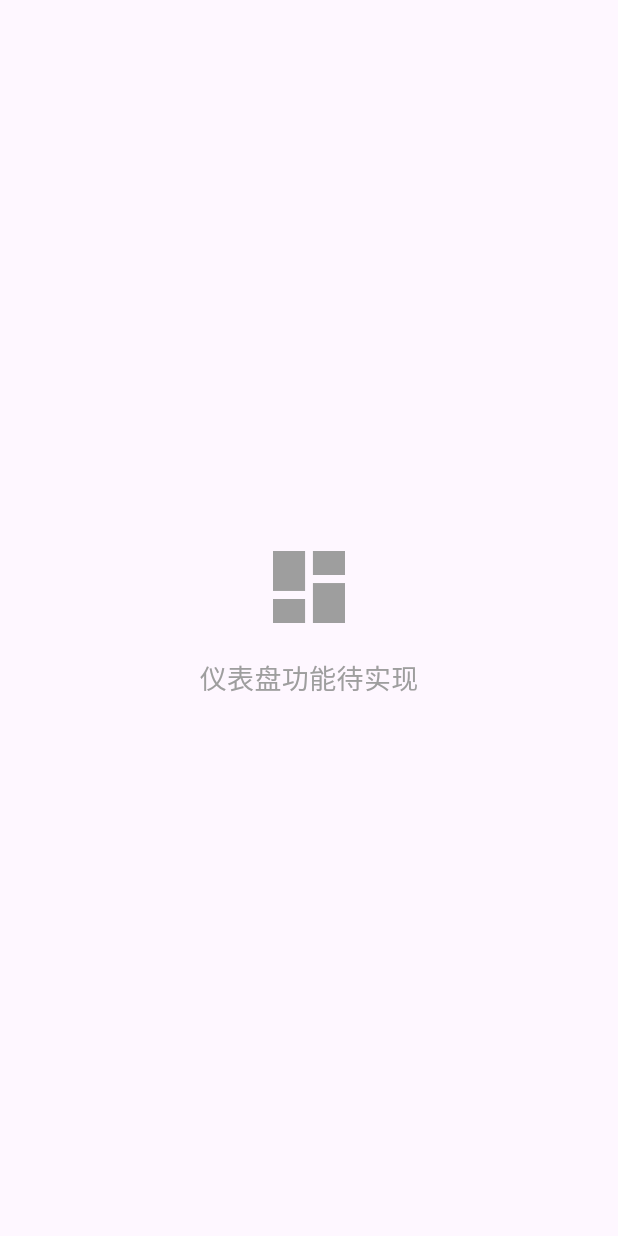
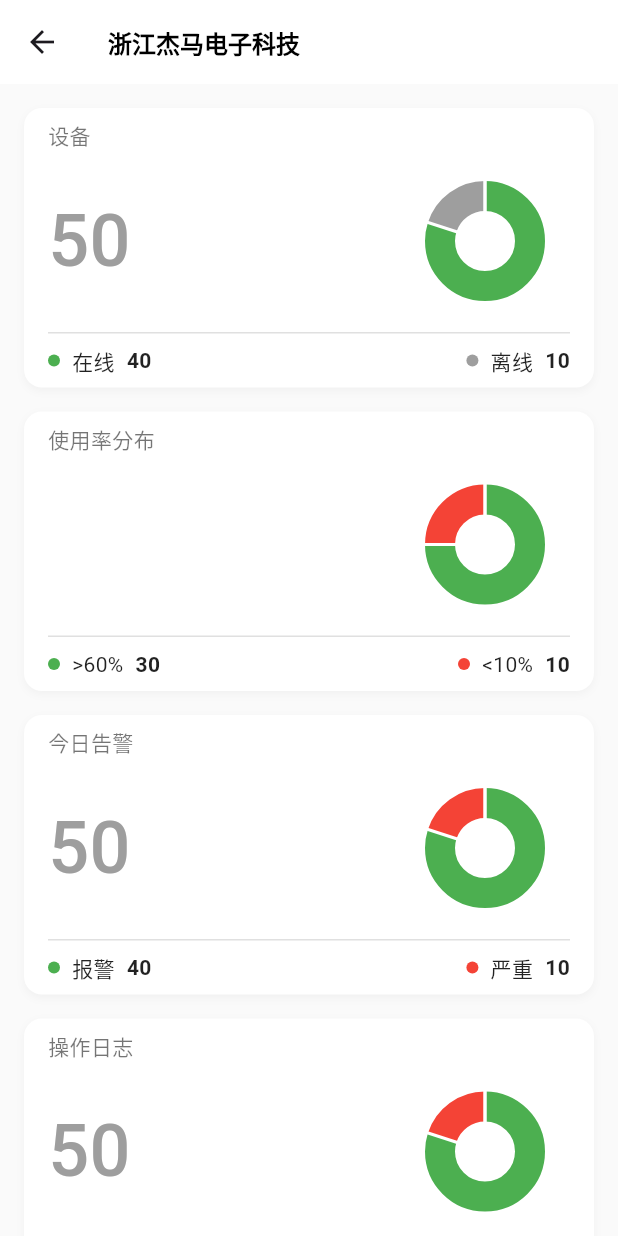
Before and after one commit to allenwoode/device-app, a Flutter app: the DashboardPage screen opened directly, on a phone screen of 412 x 824 dp. Run offline on Flutter 3.47's test engine with Material 3 defaults, Android fonts, the phone set to English and light mode, and no system bars; drawn by our look-alikes of fl_chart; our stand-ins replace shared_preferences; accounts and stored records are empty.

Commit message:
feat: dashboard page

```diff
--- a/lib/views/dashboard_page.dart
+++ b/lib/views/dashboard_page.dart
@@ -1,4 +1,5 @@
 import 'package:flutter/material.dart';
+import '../widgets/dashboard_card.dart';
 
 class DashboardPage extends StatefulWidget {
   const DashboardPage({super.key});
@@ -8,26 +9,102 @@ class DashboardPage extends StatefulWidget {
 }
 
 class _DashboardPageState extends State<DashboardPage> {
+  //bool _isRefreshing = false;
+  bool _shouldAnimateCards = true;
+
+  Future<void> _onRefresh() async {
+    setState(() {
+      //_isRefreshing = true;
+      _shouldAnimateCards = false;
+    });
+
+    await Future.delayed(const Duration(milliseconds: 500));
+
+    setState(() {
+      _shouldAnimateCards = true;
+    });
+
+    await Future.delayed(const Duration(milliseconds: 1500));
+
+    // setState(() {
+    //   _isRefreshing = false;
+    // });
+  }
+
   @override
   Widget build(BuildContext context) {
-    return const Center(
-      child: Column(
-        mainAxisAlignment: MainAxisAlignment.center,
-        children: [
-          Icon(
-            Icons.dashboard,
-            size: 64,
-            color: Colors.grey,
+    return Scaffold(
+      backgroundColor: Colors.grey[50],
+      appBar: AppBar(
+        backgroundColor: Colors.white,
+        elevation: 0,
+        title: const Text(
+          '浙江杰马电子科技',
+          style: TextStyle(
+            color: Colors.black,
+            fontSize: 16,
+            fontWeight: FontWeight.w600,
           ),
-          SizedBox(height: 16),
-          Text(
-            '仪表盘功能待实现',
-            style: TextStyle(
-              fontSize: 18,
-              color: Colors.grey,
-            ),
+        ),
+        centerTitle: false,
+      ),
+      body: RefreshIndicator(
+        onRefresh: _onRefresh,
+        child: SingleChildScrollView(
+          physics: const AlwaysScrollableScrollPhysics(),
+          padding: const EdgeInsets.all(16),
+          child: Column(
+            children: [
+              DashboardCard(
+                title: '设备',
+                total: 50,
+                primaryLabel: '在线',
+                primaryValue: 40,
+                primaryColor: Colors.green,
+                secondaryLabel: '离线',
+                secondaryValue: 10,
+                secondaryColor: Colors.grey,
+                shouldAnimate: _shouldAnimateCards,
+              ),
+              const SizedBox(height: 16),
+              DashboardCard(
+                title: '使用率分布',
+                total: null,
+                primaryLabel: '>60%',
+                primaryValue: 30,
+                primaryColor: Colors.green,
+                secondaryLabel: '<10%',
+                secondaryValue: 10,
+                secondaryColor: Colors.red,
+                shouldAnimate: _shouldAnimateCards,
+              ),
+              const SizedBox(height: 16),
+              DashboardCard(
+                title: '今日告警',
+                total: 50,
+                primaryLabel: '报警',
+                primaryValue: 40,
+                primaryColor: Colors.green,
+                secondaryLabel: '严重',
+                secondaryValue: 10,
+                secondaryColor: Colors.red,
+                shouldAnimate: _shouldAnimateCards,
+              ),
+              const SizedBox(height: 16),
+              DashboardCard(
+                title: '操作日志',
+                total: 50,
+                primaryLabel: '设备上报',
+                primaryValue: 40,
+                primaryColor: Colors.green,
+                secondaryLabel: '平台下发',
+                secondaryValue: 10,
+                secondaryColor: Colors.red,
+                shouldAnimate: _shouldAnimateCards,
+              ),
+            ],
           ),
-        ],
+        ),
       ),
     );
   }
--- /dev/null
+++ b/lib/widgets/dashboard_card.dart
@@ -0,0 +1,259 @@
+import 'package:flutter/material.dart';
+import 'package:fl_chart/fl_chart.dart';
+import 'package:device/config/app_colors.dart';
+
+class DashboardCard extends StatefulWidget {
+  final String title;
+  final int? total;
+  final String primaryLabel;
+  final int primaryValue;
+  final Color primaryColor;
+  final String secondaryLabel;
+  final int secondaryValue;
+  final Color secondaryColor;
+  final bool shouldAnimate;
+
+  const DashboardCard({
+    super.key,
+    required this.title,
+    required this.total,
+    required this.primaryLabel,
+    required this.primaryValue,
+    required this.primaryColor,
+    required this.secondaryLabel,
+    required this.secondaryValue,
+    required this.secondaryColor,
+    this.shouldAnimate = true,
+  });
+
+  @override
+  State<DashboardCard> createState() => _DashboardCardState();
+}
+
+class _DashboardCardState extends State<DashboardCard>
+    with TickerProviderStateMixin {
+  late AnimationController _animationController;
+  late Animation<double> _animation;
+
+  @override
+  void initState() {
+    super.initState();
+    _animationController = AnimationController(
+      duration: const Duration(milliseconds: 1000),
+      vsync: this,
+    );
+    _animation = Tween<double>(
+      begin: 0.0,
+      end: 1.0,
+    ).animate(CurvedAnimation(
+      parent: _animationController,
+      curve: Curves.easeInOut,
+    ));
+
+    if (widget.shouldAnimate) {
+      _animationController.forward();
+    } else {
+      _animationController.value = 1.0;
+    }
+  }
+
+  @override
+  void didUpdateWidget(DashboardCard oldWidget) {
+    super.didUpdateWidget(oldWidget);
+    if (widget.shouldAnimate && !oldWidget.shouldAnimate) {
+      _animationController.reset();
+      _animationController.forward();
+    } else if (!widget.shouldAnimate && oldWidget.shouldAnimate) {
+      _animationController.value = 1.0;
+    }
+  }
+
+  @override
+  void dispose() {
+    _animationController.dispose();
+    super.dispose();
+  }
+
+  @override
+  Widget build(BuildContext context) {
+    return Container(
+      padding: const EdgeInsets.only(left: 16, top: 8, right: 16, bottom: 8),
+      decoration: BoxDecoration(
+        color: Colors.white,
+        borderRadius: BorderRadius.circular(12),
+        boxShadow: [
+          BoxShadow(
+            color: Colors.grey.withOpacity(0.1),
+            spreadRadius: 0,
+            blurRadius: 4,
+            offset: const Offset(0, 2),
+          ),
+        ],
+      ),
+      child: Column(
+        crossAxisAlignment: CrossAxisAlignment.start,
+        children: [
+          Text(
+            widget.title,
+            style: const TextStyle(
+              fontSize: 14,
+              color: Colors.black54,
+              fontWeight: FontWeight.w500,
+            ),
+          ),
+          const SizedBox(height: 4),
+          Row(
+            children: [
+              Expanded(
+                flex: 2,
+                child: Column(
+                  crossAxisAlignment: CrossAxisAlignment.start,
+                  children: [
+                    if (widget.total != null) ...[
+                      Text(
+                        '${widget.total}',
+                        style: TextStyle(
+                          fontSize: 48,
+                          fontWeight: FontWeight.w500,
+                          color: Colors.grey,
+                        ),
+                      ),
+                    ],
+                  ],
+                ),
+              ),
+              const SizedBox(width: 8),
+              Expanded(
+                flex: 1,
+                child: _buildCircularChart(),
+              ),
+            ],
+          ),
+          const SizedBox(height: 4),
+          Container(
+            width: double.infinity,
+            height: 1,
+            color: Colors.grey[300],
+          ),
+          const SizedBox(height: 8),
+          Row(
+            mainAxisAlignment: MainAxisAlignment.spaceBetween,
+            children: [
+              Row(
+                children: [
+                  Container(
+                    width: 8,
+                    height: 8,
+                    decoration: BoxDecoration(
+                      shape: BoxShape.circle,
+                      color: widget.primaryColor,
+                    ),
+                  ),
+                  const SizedBox(width: 8),
+                  Text(
+                    widget.primaryLabel,
+                    style: const TextStyle(
+                      fontSize: 14,
+                      color: Colors.black87,
+                    ),
+                  ),
+                  const SizedBox(width: 8),
+                  Text(
+                    '${widget.primaryValue}',
+                    style: const TextStyle(
+                      fontSize: 14,
+                      fontWeight: FontWeight.w600,
+                      color: Colors.black87,
+                    ),
+                  ),
+                ],
+              ),
+              Row(
+                children: [
+                  Container(
+                    width: 8,
+                    height: 8,
+                    decoration: BoxDecoration(
+                      shape: BoxShape.circle,
+                      color: widget.secondaryColor,
+                    ),
+                  ),
+                  const SizedBox(width: 8),
+                  Text(
+                    widget.secondaryLabel,
+                    style: const TextStyle(
+                      fontSize: 14,
+                      color: Colors.black87,
+                    ),
+                  ),
+                  const SizedBox(width: 8),
+                  Text(
+                    '${widget.secondaryValue}',
+                    style: const TextStyle(
+                      fontSize: 14,
+                      fontWeight: FontWeight.w600,
+                      color: Colors.black87,
+                    ),
+                  ),
+                ],
+              ),
+            ],
+          ),
+        ],
+      ),
+    );
+  }
+
+  Widget _buildCircularChart() {
+    final total = widget.primaryValue + widget.secondaryValue;
+
+    return AnimatedBuilder(
+      animation: _animation,
+      builder: (context, child) {
+        return Transform.rotate(
+          angle: (1.0 - _animation.value) * 2 * 3.14159,
+          child: Opacity(
+            opacity: _animation.value,
+            child: AspectRatio(
+              aspectRatio: 1.0,
+              child: PieChart(
+                  PieChartData(
+                    sectionsSpace: 2,
+                    centerSpaceRadius: 20,
+                    startDegreeOffset: -90,
+                    sections: total > 0 ? [
+                      PieChartSectionData(
+                        color: widget.primaryColor,
+                        value: widget.primaryValue.toDouble(),
+                        title: '',
+                        radius: 20,
+                        borderSide: BorderSide.none,
+                      ),
+                      PieChartSectionData(
+                        color: widget.secondaryColor,
+                        value: widget.secondaryValue.toDouble(),
+                        title: '',
+                        radius: 20,
+                        borderSide: BorderSide.none,
+                      ),
+                    ] : [
+                      PieChartSectionData(
+                        color: Colors.grey[300]!,
+                        value: 1.0,
+                        title: '',
+                        radius: 20,
+                        borderSide: BorderSide.none,
+                      ),
+                    ],
+                    pieTouchData: PieTouchData(enabled: false),
+                  ),
+                  duration: const Duration(milliseconds: 200),
+                  curve: Curves.easeInOut,
+                ),
+            ),
+          ),
+        );
+      },
+    );
+  }
+}
--- a/pubspec.yaml
+++ b/pubspec.yaml
@@ -37,6 +37,7 @@ dependencies:
   google_fonts: ^6.3.1
   http: ^1.1.0
   shared_preferences: ^2.2.2
+  fl_chart: ^1.0.0
 
 dev_dependencies:
   flutter_test:
```
Also changed, not shown: prototype/dashboard1.png (added), prototype/dashboard_new.png (added), pubspec.lock.
